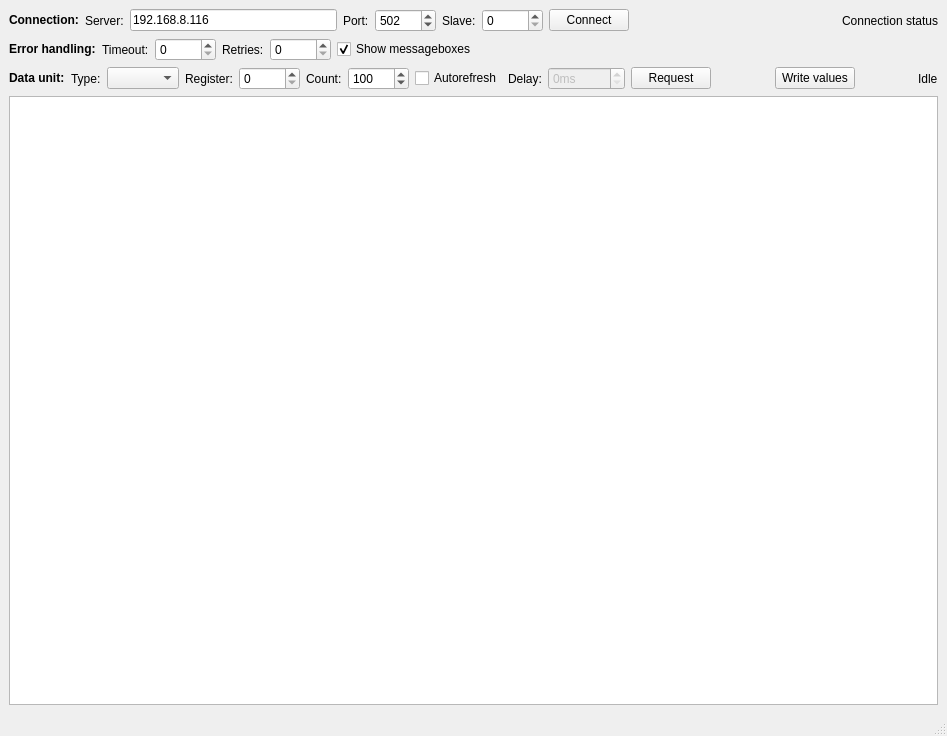
0xFEEDC0DE64/qtmodbustester, file mainwindow.ui: the form before one commit.
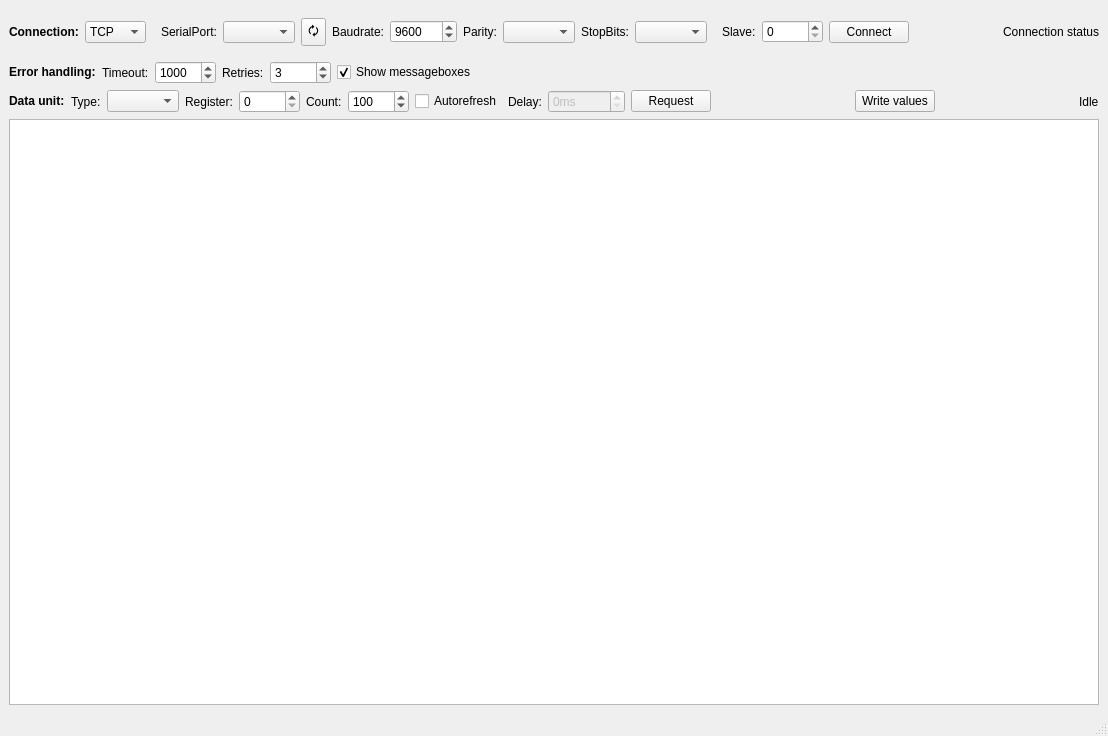
The form after the commit. The open tabs and pages were chosen to show the change.

```diff
--- a/mainwindow.ui
+++ b/mainwindow.ui
@@ -6,7 +6,7 @@
    <rect>
     <x>0</x>
     <y>0</y>
-    <width>947</width>
+    <width>1108</width>
     <height>736</height>
    </rect>
   </property>
@@ -25,6 +25,27 @@
        </widget>
       </item>
       <item>
+       <widget class="QComboBox" name="comboBoxConnectionType">
+        <item>
+         <property name="text">
+          <string>TCP</string>
+         </property>
+        </item>
+        <item>
+         <property name="text">
+          <string>Serial</string>
+         </property>
+        </item>
+       </widget>
+      </item>
+      <item>
+       <widget class="QStackedWidget" name="stackedWidget">
+        <property name="currentIndex">
+         <number>0</number>
+        </property>
+        <widget class="QWidget" name="page">
+         <layout class="QHBoxLayout">
+          <item>
        <widget class="QLabel" name="labelServer">
         <property name="text">
          <string>Server:</string>
@@ -37,7 +58,7 @@
       <item>
        <widget class="QLineEdit" name="lineEditServer">
         <property name="text">
-         <string>192.168.8.116</string>
+             <string/>
         </property>
        </widget>
       </item>
@@ -61,6 +82,80 @@
         </property>
        </widget>
       </item>
+         </layout>
+        </widget>
+        <widget class="QWidget" name="page_2">
+         <layout class="QHBoxLayout">
+          <item>
+           <widget class="QLabel" name="labelSerialPort">
+            <property name="text">
+             <string>SerialPort:</string>
+            </property>
+            <property name="buddy">
+             <cstring>comboBoxSerialPort</cstring>
+            </property>
+           </widget>
+          </item>
+          <item>
+           <widget class="QComboBox" name="comboBoxSerialPort"/>
+          </item>
+          <item>
+           <widget class="QToolButton" name="toolButtonRefreshSerialports">
+            <property name="text">
+             <string>🗘</string>
+            </property>
+           </widget>
+          </item>
+          <item>
+           <widget class="QLabel" name="labelBaudrate">
+            <property name="text">
+             <string>Baudrate:</string>
+            </property>
+            <property name="buddy">
+             <cstring>spinBoxBaudrate</cstring>
+            </property>
+           </widget>
+          </item>
+          <item>
+           <widget class="QSpinBox" name="spinBoxBaudrate">
+            <property name="maximum">
+             <number>4000000</number>
+            </property>
+            <property name="value">
+             <number>9600</number>
+            </property>
+           </widget>
+          </item>
+          <item>
+           <widget class="QLabel" name="labelParity">
+            <property name="text">
+             <string>Parity:</string>
+            </property>
+            <property name="buddy">
+             <cstring>comboBoxParity</cstring>
+            </property>
+           </widget>
+          </item>
+          <item>
+           <widget class="QComboBox" name="comboBoxParity"/>
+          </item>
+          <item>
+           <widget class="QLabel" name="labelStopBits">
+            <property name="text">
+             <string>StopBits:</string>
+            </property>
+            <property name="buddy">
+             <cstring>comboBoxStopBits</cstring>
+            </property>
+           </widget>
+          </item>
+          <item>
+           <widget class="QComboBox" name="comboBoxStopBits"/>
+          </item>
+         </layout>
+        </widget>
+       </widget>
+      </item>
       <item>
        <widget class="QLabel" name="labelSlave">
         <property name="text">
@@ -134,6 +229,9 @@
         <property name="maximum">
          <number>65535</number>
         </property>
+        <property name="value">
+         <number>1000</number>
+        </property>
        </widget>
       </item>
       <item>
@@ -151,6 +249,9 @@
         <property name="maximum">
          <number>65535</number>
         </property>
+        <property name="value">
+         <number>3</number>
+        </property>
        </widget>
       </item>
       <item>
```
Left out of the diff: 28 changed lines with no effect on the pictures. Lines whose indentation alone changed are shown as unchanged.
